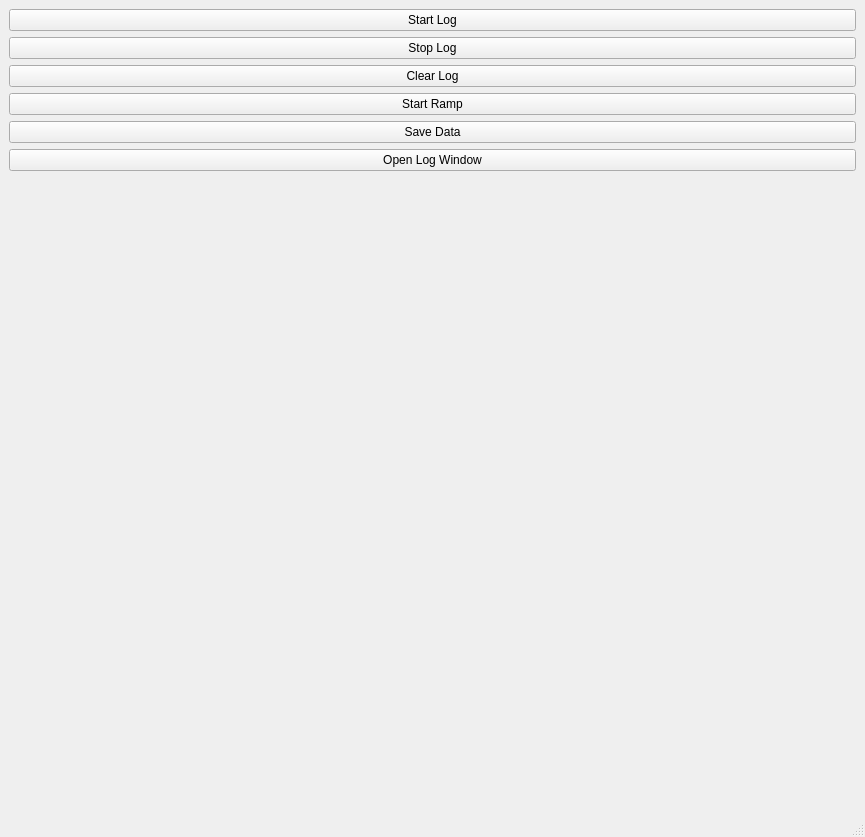
Before: the Qt Designer form resistivity/View/GUI/mainwindow.ui in AdrienGourgout/resistivity, drawn with Qt 5.
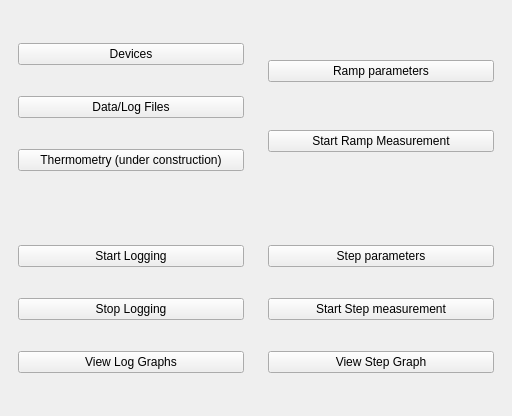
After: the same form once the commit is applied.

Commit message: GUI Update - dynamic log graph v1

Diff of the .ui file:
```diff
--- a/resistivity/View/GUI/mainwindow.ui
+++ b/resistivity/View/GUI/mainwindow.ui
@@ -6,75 +6,118 @@
    <rect>
     <x>0</x>
     <y>0</y>
-    <width>865</width>
-    <height>837</height>
+    <width>512</width>
+    <height>416</height>
    </rect>
   </property>
   <property name="windowTitle">
    <string>MainWindow</string>
   </property>
   <widget class="QWidget" name="central_widget">
-   <layout class="QVBoxLayout" name="verticalLayout">
-    <item>
-     <widget class="QPushButton" name="start_log_button">
-      <property name="text">
-       <string>Start Log</string>
-      </property>
+   <layout class="QGridLayout" name="gridLayout">
+    <item row="0" column="1">
+     <widget class="QWidget" name="widget_2" native="true">
+      <layout class="QVBoxLayout" name="verticalLayout_3">
+       <item>
+        <widget class="QPushButton" name="pushButton_4">
+         <property name="text">
+          <string>Ramp parameters</string>
+         </property>
+        </widget>
+       </item>
+       <item>
+        <widget class="QPushButton" name="start_ramp_button">
+         <property name="text">
+          <string>Start Ramp Measurement</string>
+         </property>
+        </widget>
+       </item>
+      </layout>
      </widget>
     </item>
-    <item>
-     <widget class="QPushButton" name="stop_log_button">
-      <property name="text">
-       <string>Stop Log</string>
-      </property>
+    <item row="0" column="0">
+     <widget class="QWidget" name="widget" native="true">
+      <layout class="QVBoxLayout" name="verticalLayout_2">
+       <item>
+        <widget class="QPushButton" name="open_devices_menu_button">
+         <property name="text">
+          <string>Devices</string>
+         </property>
+        </widget>
+       </item>
+       <item>
+        <widget class="QPushButton" name="pushButton_2">
+         <property name="text">
+          <string>Data/Log Files</string>
+         </property>
+        </widget>
+       </item>
+       <item>
+        <widget class="QPushButton" name="pushButton_3">
+         <property name="text">
+          <string>Thermometry (under construction)</string>
+         </property>
+        </widget>
+       </item>
+      </layout>
      </widget>
     </item>
-    <item>
-     <widget class="QPushButton" name="clear_log_button">
-      <property name="text">
-       <string>Clear Log</string>
-      </property>
+    <item row="1" column="1">
+     <widget class="QWidget" name="widget_4" native="true">
+      <layout class="QVBoxLayout" name="verticalLayout_4">
+       <item>
+        <widget class="QPushButton" name="pushButton_6">
+         <property name="text">
+          <string>Step parameters</string>
+         </property>
+        </widget>
+       </item>
+       <item>
+        <widget class="QPushButton" name="pushButton_7">
+         <property name="text">
+          <string>Start Step measurement</string>
+         </property>
+        </widget>
+       </item>
+       <item>
+        <widget class="QPushButton" name="pushButton_8">
+         <property name="text">
+          <string>View Step Graph</string>
+         </property>
+        </widget>
+       </item>
+      </layout>
      </widget>
     </item>
-    <item>
-     <widget class="QPushButton" name="start_ramp_button">
-      <property name="text">
-       <string>Start Ramp</string>
-      </property>
-     </widget>
-    </item>
-    <item>
-     <widget class="QPushButton" name="save_data_button">
-      <property name="text">
-       <string>Save Data</string>
-      </property>
-     </widget>
-    </item>
-    <item>
-     <widget class="QPushButton" name="open_log_window_button">
-      <property name="text">
-       <string>Open Log Window</string>
-      </property>
-     </widget>
-    </item>
-    <item>
-     <widget class="QWidget" name="graph_box" native="true">
-      <layout class="QHBoxLayout" name="horizontalLayout"/>
+    <item row="1" column="0">
+     <widget class="QWidget" name="widget_3" native="true">
+      <layout class="QVBoxLayout" name="verticalLayout">
+       <item>
+        <widget class="QPushButton" name="start_log_button">
+         <property name="text">
+          <string>Start Logging</string>
+         </property>
+        </widget>
+       </item>
+       <item>
+        <widget class="QPushButton" name="stop_log_button">
+         <property name="text">
+          <string>Stop Logging</string>
+         </property>
+        </widget>
+       </item>
+       <item>
+        <widget class="QPushButton" name="open_graph_display_button">
+         <property name="text">
+          <string>View Log Graphs</string>
+         </property>
+        </widget>
+       </item>
+      </layout>
      </widget>
     </item>
    </layout>
   </widget>
-  <widget class="QMenuBar" name="menubar">
-   <property name="geometry">
-    <rect>
-     <x>0</x>
-     <y>0</y>
-     <width>865</width>
-     <height>21</height>
-    </rect>
-   </property>
-  </widget>
-  <widget class="QStatusBar" name="statusbar"/>
  </widget>
  <resources/>
  <connections/>
```
The commit also changes 18 other files.
